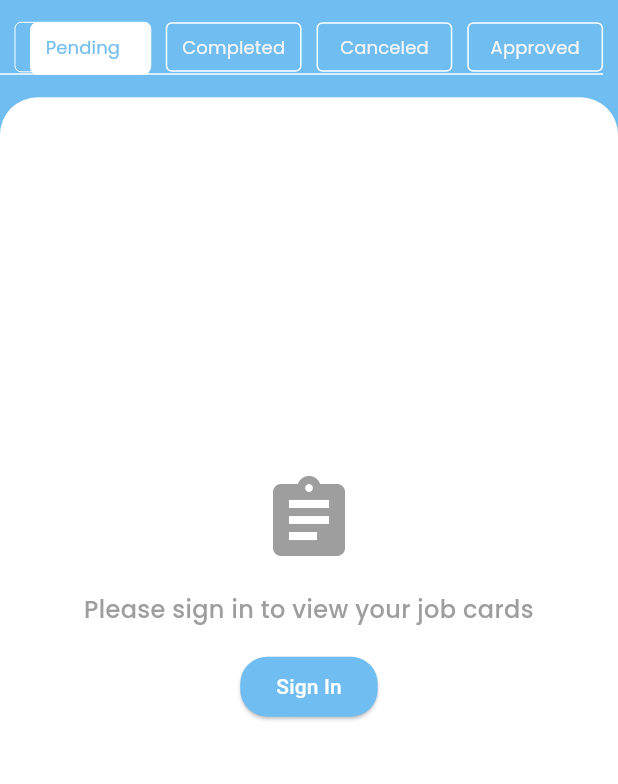
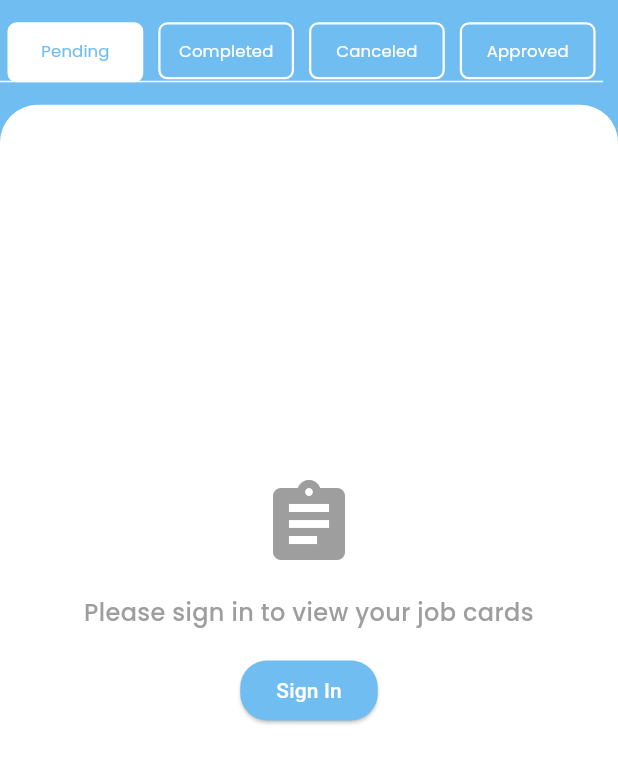
Before and after one commit to abdullah2310ishaq/ImechanoUserApp-Deployment-New, a Flutter app: the MyJobCard screen opened directly, on a phone screen of 412 x 824 dp, the part 146-930 px from its top. Run offline on Flutter 3.47's test engine with Material 3 defaults, Android fonts, the phone set to English and light mode, and no system bars; our stand-ins replace accordion, badges, curved_navigation_bar, date_picker_timeline, dotted_border, expansion_tile_card and 25 more; missing offline and left inert: back_button_interceptor, syncfusion_flutter_core; accounts and stored records are empty; network calls fail; project files that could hold a hidden picture were left out.

Commit message:
ui fully refurnsihed

```diff
--- a/assets/language/en.json
+++ b/assets/language/en.json
@@ -351,7 +351,7 @@
     "Messageisempty.Pleasefillit.": "Message is empty. Please fill it.",
     "myinvoice": "My Invoices",
     "jobid": "job id",
-    "download": "Download",
+    "download": "Save",
     "electronicinvoice": "This is an electronically generated invoice",
     "PoweredbyCompany": "Powered by Company",
     "PartsRepairs-SparesElimate": "Parts Repairs-Spares Elimate",
--- a/lib/ui/screens/bottombar/car_checkout.dart
+++ b/lib/ui/screens/bottombar/car_checkout.dart
@@ -93,8 +93,8 @@ class _CheckOutState extends State<CheckOut> {
 
   bool loadMap = true;
   var address;
-  dynamic lat = 0.obs;
-  dynamic long;
+  String lat = '0.00';
+  String long = '0.00';
   List<Marker> _markers = <Marker>[];
 
   final GlobalKey<ScaffoldState> _key = GlobalKey();
--- a/lib/ui/screens/bottombar/my_job_card.dart
+++ b/lib/ui/screens/bottombar/my_job_card.dart
@@ -399,27 +399,26 @@ class _MyJobCardState extends State<MyJobCard>
         children: [
           Container(
             margin: EdgeInsets.only(right: 10.w),
-            height: 35,
+            height: 40,
             child: TabBar(
               controller: _tabController,
-              indicator: BoxDecoration(
-                border: Border.all(color: Colors.transparent),
-                borderRadius: BorderRadius.circular(5.0),
-                // color: appModelTheme.darkTheme ? Colors.grey : Colors.white,
+              isScrollable: false,
+              indicatorSize: TabBarIndicatorSize.tab,
+              indicator: ShapeDecoration(
                 color: appModelTheme.darkTheme ? logoBlue : Colors.white,
-                // color: Colors.white,
+                shape: RoundedRectangleBorder(
+                  borderRadius: BorderRadius.circular(6),
+                ),
               ),
               labelColor: appModelTheme.darkTheme ? Colors.white : logoBlue,
-              // labelColor: Colors.black,
               labelStyle: TextStyle(
-                color: Colors.red,
                 fontSize: 13,
                 fontFamily: "Poppins3",
               ),
-              indicatorPadding: EdgeInsets.only(left: 10),
-              labelPadding: EdgeInsets.only(left: 10),
+              indicatorPadding: EdgeInsets.symmetric(horizontal: 5),
+              labelPadding: EdgeInsets.zero,
               unselectedLabelColor:
-                  appModelTheme.darkTheme ? Colors.white : Colors.grey[100],
+                  appModelTheme.darkTheme ? Colors.white70 : Colors.white,
               onTap: (index) {
                 selectTab = index;
                 flag = true;
@@ -480,58 +479,80 @@ class _MyJobCardState extends State<MyJobCard>
               tabs: [
                 Tab(
                   child: Container(
+                    margin: EdgeInsets.symmetric(horizontal: 5),
+                    padding: EdgeInsets.symmetric(horizontal: 8, vertical: 6),
                     decoration: BoxDecoration(
-                        borderRadius: BorderRadius.circular(4),
-                        border: Border.all(
-                            color: Colors.white,
-                            width: selectTab == 0 ? 0 : 1)),
-                    child: Align(
-                      alignment: Alignment.center,
+                      borderRadius: BorderRadius.circular(6),
+                      border: selectTab == 0
+                          ? Border.all(color: Colors.transparent, width: 0)
+                          : Border.all(color: Colors.white, width: 1.5),
+                    ),
+                    child: Center(
                       child: Text(
                         getTranslated("Pending", context),
-                        style: TextStyle(fontSize: 12),
+                        maxLines: 1,
+                        overflow: TextOverflow.ellipsis,
+                        style: TextStyle(fontSize: 11),
                       ),
                     ),
                   ),
                 ),
                 Tab(
                   child: Container(
+                    margin: EdgeInsets.symmetric(horizontal: 5),
+                    padding: EdgeInsets.symmetric(horizontal: 8, vertical: 6),
                     decoration: BoxDecoration(
-                        borderRadius: BorderRadius.circular(4),
-                        border: Border.all(color: Colors.white, width: 1)),
-                    child: Align(
-                      alignment: Alignment.center,
+                      borderRadius: BorderRadius.circular(6),
+                      border: selectTab == 1
+                          ? Border.all(color: Colors.transparent, width: 0)
+                          : Border.all(color: Colors.white, width: 1.5),
+                    ),
+                    child: Center(
                       child: Text(
                         getTranslated("Completed", context),
-                        style: TextStyle(fontSize: 12),
+                        maxLines: 1,
+                        overflow: TextOverflow.ellipsis,
+                        style: TextStyle(fontSize: 11),
                       ),
                     ),
                   ),
                 ),
                 Tab(
                   child: Container(
+                    margin: EdgeInsets.symmetric(horizontal: 5),
+                    padding: EdgeInsets.symmetric(horizontal: 8, vertical: 6),
                     decoration: BoxDecoration(
-                        borderRadius: BorderRadius.circular(4),
-                        border: Border.all(color: Colors.white, width: 1)),
-                    child: Align(
-                      alignment: Alignment.center,
+                      borderRadius: BorderRadius.circular(6),
+                      border: selectTab == 2
+                          ? Border.all(color: Colors.transparent, width: 0)
+                          : Border.all(color: Colors.white, width: 1.5),
+                    ),
+                    child: Center(
                       child: Text(
                         getTranslated("Canceled", context),
-                        style: TextStyle(fontSize: 12),
+                        maxLines: 1,
+                        overflow: TextOverflow.ellipsis,
+                        style: TextStyle(fontSize: 11),
                       ),
                     ),
                   ),
                 ),
                 Tab(
                   child: Container(
+                    margin: EdgeInsets.symmetric(horizontal: 5),
+                    padding: EdgeInsets.symmetric(horizontal: 8, vertical: 6),
                     decoration: BoxDecoration(
-                        borderRadius: BorderRadius.circular(4),
-                        border: Border.all(color: Colors.white, width: 1)),
-                    child: Align(
-                      alignment: Alignment.center,
+                      borderRadius: BorderRadius.circular(6),
+                      border: selectTab == 3
+                          ? Border.all(color: Colors.transparent, width: 0)
+                          : Border.all(color: Colors.white, width: 1.5),
+                    ),
+                    child: Center(
                       child: Text(
                         getTranslated("Approved", context),
-                        style: TextStyle(fontSize: 12),
+                        maxLines: 1,
+                        overflow: TextOverflow.ellipsis,
+                        style: TextStyle(fontSize: 11),
                       ),
                     ),
                   ),
```
Also changed, not shown: lib/main.dart (+11 -3 lines), lib/ui/screens/bottombar/invoice_detail.dart (+21 -28 lines), lib/ui/screens/bottombar/my invoice.dart (+54 -35 lines), lib/ui/screens/my_account/progress_report_active.dart (+10 -7 lines), lib/ui/screens/splash/view/splash_screen.dart (+30 -13 lines).
